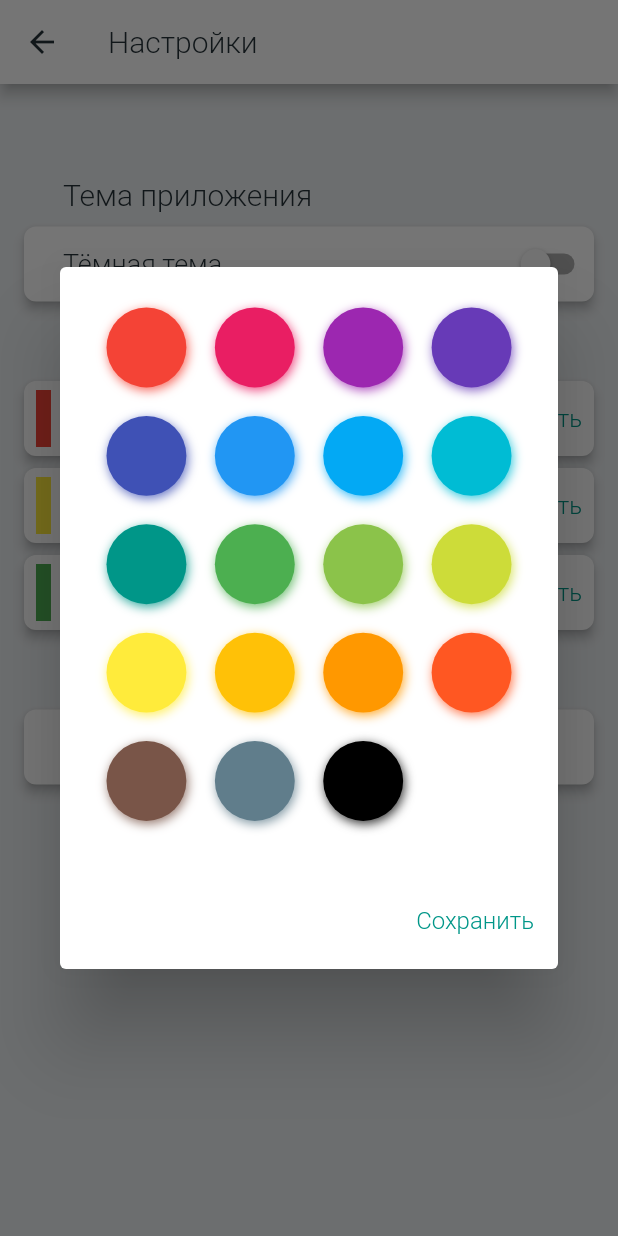
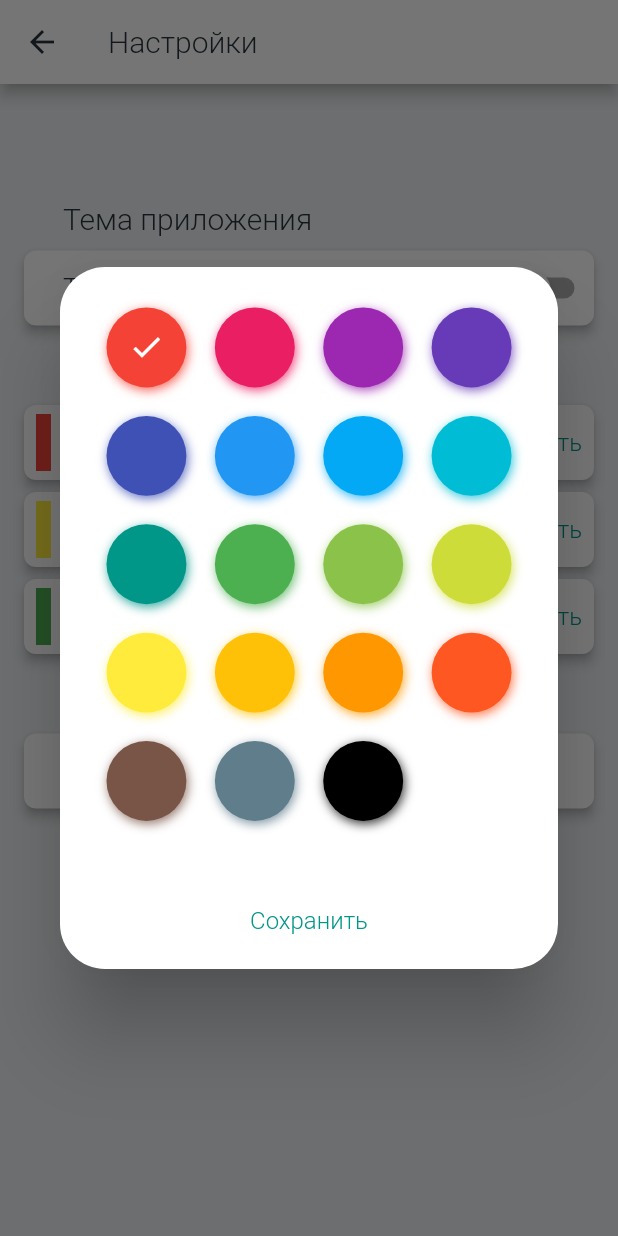
Before and after one commit to IgorFedoseev/my_todo_shopping_list, a Flutter app: the SettingsPage screen opened directly, after a tap on "выбрать", on a phone screen of 412 x 824 dp. Run offline on Flutter 3.47's test engine with Material 2 defaults, Android fonts, the phone set to English and light mode, and no system bars; drawn by our look-alikes of flutter_colorpicker; our stand-ins replace flutter_slidable, google_fonts, smooth_page_indicator.

Commit message:
setting page some optimisations

```diff
--- a/lib/navigation/app_router.dart
+++ b/lib/navigation/app_router.dart
@@ -10,7 +10,6 @@ class AppRouter extends RouterDelegate
   final GlobalKey<NavigatorState> navigatorKey;
   final ProductListManager productListManager;
   final AppStateManager appStateManager;
-  // TODO: add profileManager
 
   AppRouter({
     required this.productListManager,
--- a/lib/widgets/app/app_state_manager.dart
+++ b/lib/widgets/app/app_state_manager.dart
@@ -24,9 +24,8 @@ class AppStateManager extends ChangeNotifier{
     notifyListeners();
   }
 
-  void logOut(){
+  void showOnBoardingScreen(){
     _onBoardingComplete = false;
-    _selectedTab = AppTab.shoppingList;
     notifyListeners();
   }
 }
--- a/lib/widgets/pages/empty_products_list.dart
+++ b/lib/widgets/pages/products_empty_list.dart
@@ -1,8 +1,8 @@
 import 'package:flutter/material.dart';
 import 'package:my_to_do_shopping_list/app_images.dart';
 
-class EmptyProductsList extends StatelessWidget {
-  const EmptyProductsList({Key? key}) : super(key: key);
+class ProductsEmptyList extends StatelessWidget {
+  const ProductsEmptyList({Key? key}) : super(key: key);
 
   @override
   Widget build(BuildContext context) {
--- a/lib/widgets/pages/products_list.dart
+++ b/lib/widgets/pages/products_list.dart
@@ -1,6 +1,6 @@
 import 'package:flutter/material.dart';
 import 'package:my_to_do_shopping_list/domain/entity/product.dart';
-import 'package:my_to_do_shopping_list/widgets/pages/empty_products_list.dart';
+import 'package:my_to_do_shopping_list/widgets/pages/products_empty_list.dart';
 import 'package:my_to_do_shopping_list/widgets/pages/product_create_edit_form.dart';
 import 'package:my_to_do_shopping_list/widgets/pages/products_list_builder.dart';
 import 'package:my_to_do_shopping_list/widgets/pages/products_list_manager.dart';
@@ -32,7 +32,7 @@ class ProductsListWidget extends StatelessWidget {
         if (productListManager.products.isNotEmpty) {
           return ProductsListBuilder(manager: productListManager);
         } else {
-          return const EmptyProductsList();
+          return const ProductsEmptyList();
         }
       },
     );
--- a/lib/widgets/pages/settings_page.dart
+++ b/lib/widgets/pages/settings_page.dart
@@ -1,5 +1,6 @@
 import 'package:flutter/material.dart';
 import 'package:flutter_colorpicker/flutter_colorpicker.dart';
+import 'package:my_to_do_shopping_list/widgets/app/app_state_manager.dart';
 import 'package:my_to_do_shopping_list/widgets/pages/settings_manager.dart';
 import 'package:provider/provider.dart';
 
@@ -8,7 +9,8 @@ class SettingsPage extends StatelessWidget {
 
   @override
   Widget build(BuildContext context) {
-    final manager = Provider.of<SettingsManager>(context, listen: true);
+    final manager = context.read<SettingsManager>();
+    final setManager = context.watch<SettingsManager>();
     final menuTextStyle = Theme.of(context).textTheme.headline3;
     final textShowOnBoardStyle = menuTextStyle?.copyWith(color: Colors.teal);
     final textButtonStyle = menuTextStyle?.copyWith(
@@ -25,7 +27,7 @@ class SettingsPage extends StatelessWidget {
           child: Column(
             crossAxisAlignment: CrossAxisAlignment.start,
             children: [
-              const SizedBox(height: 50),
+              const SizedBox(height: 66),
               headerTextWidget('Тема приложения', context),
               const SizedBox(height: 6),
               darkMode(menuTextStyle, manager),
@@ -38,7 +40,7 @@ class SettingsPage extends StatelessWidget {
                 text: 'Высокий',
                 labelStyle: menuTextStyle,
                 textButtonStyle: textButtonStyle,
-                changeColor: (color) => manager.highCurrentColor = color,
+                changeColor: (color) => setManager.highCurrentColor = color,
               ),
               colorPicker(
                 context,
@@ -46,7 +48,7 @@ class SettingsPage extends StatelessWidget {
                 text: 'Средний',
                 labelStyle: menuTextStyle,
                 textButtonStyle: textButtonStyle,
-                changeColor: (color) => manager.mediumCurrentColor = color,
+                changeColor: (color) => setManager.mediumCurrentColor = color,
               ),
               colorPicker(
                 context,
@@ -54,12 +56,12 @@ class SettingsPage extends StatelessWidget {
                 text: 'Низкий',
                 labelStyle: menuTextStyle,
                 textButtonStyle: textButtonStyle,
-                changeColor: (color) => manager.lowCurrentColor = color,
+                changeColor: (color) => setManager.lowCurrentColor = color,
               ),
               const SizedBox(height: 16),
               headerTextWidget('Справка', context),
               const SizedBox(height: 6),
-              showOnBoardingPage(textShowOnBoardStyle),
+              showOnBoardingPage(textShowOnBoardStyle, context),
             ],
           ),
         ),
@@ -113,10 +115,14 @@ class SettingsPage extends StatelessWidget {
               context: context,
               builder: (context) {
                 return AlertDialog(
+                  shape: RoundedRectangleBorder(
+                    borderRadius: BorderRadius.circular(30.0),
+                  ),
                   content: BlockPicker(
-                    pickerColor: Colors.white,
+                    pickerColor: color,
                     onColorChanged: changeColor,
                   ),
+                  actionsAlignment: MainAxisAlignment.center,
                   actions: [
                     TextButton(
                       child: Text(
@@ -135,11 +141,12 @@ class SettingsPage extends StatelessWidget {
     );
   }
 
-  Widget showOnBoardingPage(TextStyle? style) {
+  Widget showOnBoardingPage(TextStyle? style, BuildContext context) {
     return settingsCardBuilder(
       text: SizedBox(
         child: TextButton(
-          onPressed: () {},
+          onPressed: Provider.of<AppStateManager>(context, listen: false)
+              .showOnBoardingScreen,
           style: ButtonStyle(
             padding: MaterialStateProperty.all<EdgeInsets>(
               const EdgeInsets.symmetric(horizontal: 0),
```
